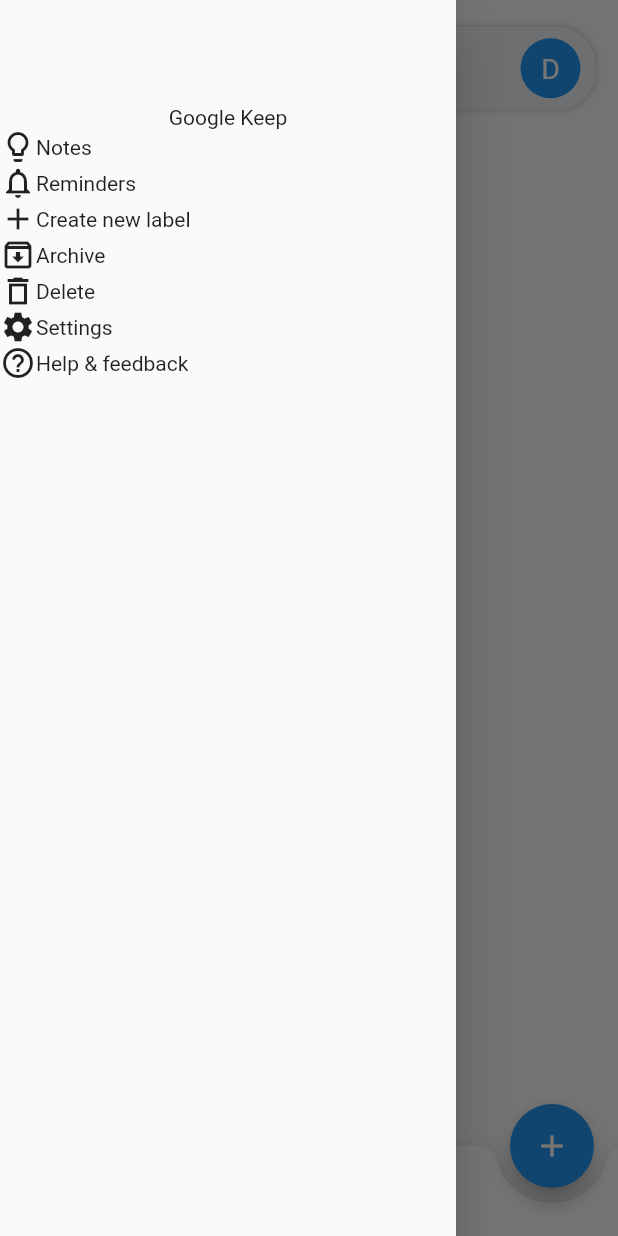
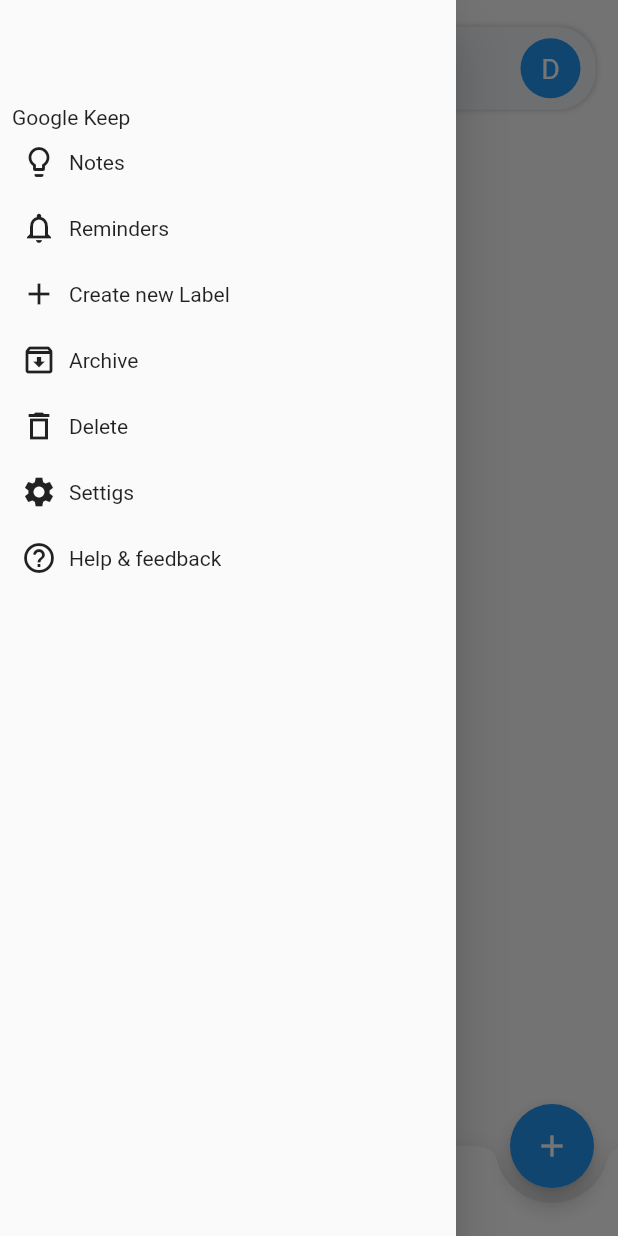
Before and after one commit to Mashnjogu/Flutter-Google-Keep-Clone, a Flutter app: the screen it shows after launch, with the side drawer open, on a phone screen of 412 x 824 dp. Run offline on Flutter 3.47's test engine with Material 2 defaults, Android fonts, the light colour scheme and no system bars.

```diff
--- a/lib/utils/drawer_items.dart
+++ b/lib/utils/drawer_items.dart
@@ -11,17 +11,27 @@
         SizedBox(
           height: size.height * 0.085,
         ),
-        Text("Google Keep"),
-        GestureDetector(
+        Padding(
+          padding: const EdgeInsets.only(left: 8.0),
+          child: Align(
+              alignment: Alignment.bottomLeft, child: Text("Google Keep")),
+        ),
+
+        Padding(
+          padding: const EdgeInsets.only(left: 14.0, bottom: 10, top: 10),
+          child: GestureDetector(
             child: Row(
-            children: [Icon(Icons.lightbulb_outline), Text("Notes")],
+              children: [
+                Icon(Icons.lightbulb_outline),
+                Padding(
+                  padding: const EdgeInsets.only(left: 8.0),
+                  child: Text("Notes"),
+                )
+              ],
             ),
           ),
-        GestureDetector(
-          child: Row(
-            children: [Icon(Icons.notifications_outlined), Text("Reminders")],
         ),
-        ),
+        paddingOnDrawerItems("Reminders", Icons.notifications_outlined, () {}),
         // Divider(
         //   thickness: 2,
         // ),
@@ -29,35 +39,31 @@
         //   mainAxisAlignment: MainAxisAlignment.spaceBetween,
         //   children: [Text("Label"), Text("Edit")],
         // )
-        GestureDetector(
-          child: Row(
-            children: [Icon(Icons.add), Text("Create new label")],
-          ),
-        ),
-        GestureDetector(
-          child: Row(
-            children: [Icon(Icons.archive_outlined), Text("Archive")],
-          ),
-        ),
-        GestureDetector(
-          child: Row(
-            children: [Icon(Icons.delete_outline_sharp), Text("Delete")],
-          ),
-        ),
-        GestureDetector(
-          child: Row(
-            children: [Icon(Icons.settings), Text("Settings")],
-          ),
-        ),
-        GestureDetector(
+        paddingOnDrawerItems("Create new Label", Icons.add, () {}),
+        paddingOnDrawerItems("Archive", Icons.archive_outlined, () {}),
+        paddingOnDrawerItems("Delete", Icons.delete_outline_sharp, () {}),
+        paddingOnDrawerItems("Settigs", Icons.settings, () {}),
+        paddingOnDrawerItems(
+            "Help & feedback", Icons.help_outline_rounded, () {})
+      ],
+    );
+  }
+
+  Padding paddingOnDrawerItems(String text, IconData icon, Function onTapped) {
+    return Padding(
+      padding: const EdgeInsets.only(left: 14.0, bottom: 10, top: 10),
+      child: GestureDetector(
+        onTap: () => onTapped,
         child: Row(
           children: [
-              Icon(Icons.help_outline_rounded),
-              Text("Help & feedback")
+            Icon(icon),
+            Padding(
+              padding: const EdgeInsets.only(left: 8.0),
+              child: Text(text),
+            )
           ],
         ),
       ),
-      ],
     );
   }
 }
```
Also changed, not shown: lib/views/bottom_nav_screens/new_note.dart (+43 -3 lines). Lines whose indentation alone changed are shown as unchanged.
